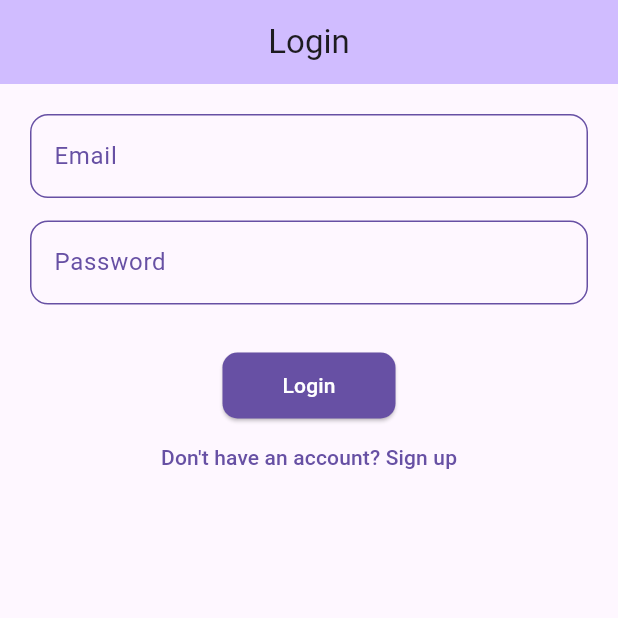
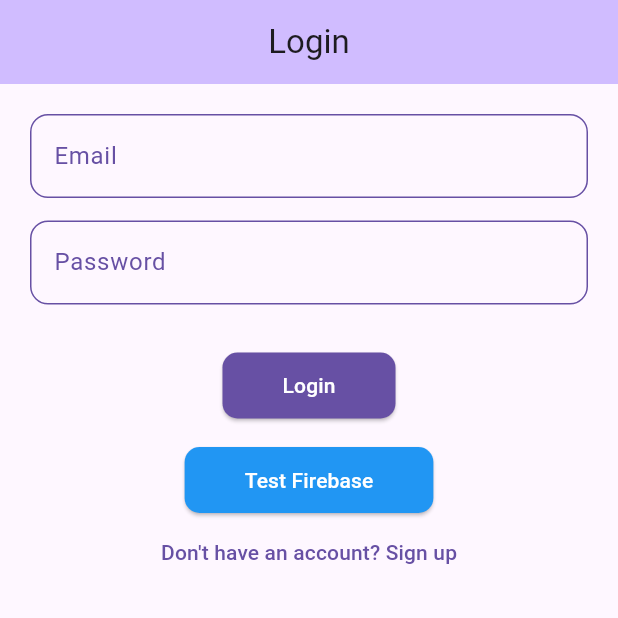
Before and after one commit to Romaisa-Munir/inkflow_mad_sem_project, a Flutter app: the screen it shows after launch, on a phone screen of 412 x 824 dp, the top half of it. Run offline on Flutter 3.47's test engine with Material 3 defaults, Android fonts, the phone set to English and light mode, and no system bars; our stand-ins replace firebase_core, firebase_database, google_fonts, image_picker; missing offline and left inert: standard_searchbar; accounts and stored records are empty.

Commit message:
added a test button on login page temporarily to test firebase connection

```diff
--- a/lib/main.dart
+++ b/lib/main.dart
@@ -1,18 +1,33 @@
+import 'package:firebase_core/firebase_core.dart';
 import 'package:flutter/material.dart';
 import 'package:inkflow_mad_sem_project/pages/authors/authors_page.dart';
 import 'package:inkflow_mad_sem_project/pages/books/book_detail.dart';
 import 'package:inkflow_mad_sem_project/pages/books/books_page.dart';
 import 'package:inkflow_mad_sem_project/pages/home/home_screen.dart';
 import 'package:inkflow_mad_sem_project/pages/library/library_page.dart';
+import 'firebase_options.dart';
 import 'pages/login_signup/login_screen.dart';
 import 'pages/login_signup/signup_screen.dart';
+
 
 //https://pub.dev/packages/standard_searchbar
 //https://pub.dev/packages/google_fonts
 import 'package:standard_searchbar/old/standard_searchbar.dart';
 import 'package:google_fonts/google_fonts.dart';
 
-void main() {
+void main() async {
+  WidgetsFlutterBinding.ensureInitialized();
+
+  // Uncomment this now that firebase_options.dart exists
+  try {
+    await Firebase.initializeApp(
+      options: DefaultFirebaseOptions.currentPlatform,
+    );
+    print("Firebase initialized successfully!");
+  } catch (e) {
+    print("Firebase initialization failed: $e");
+  }
+
   runApp(MyApp());
 }
 class MyApp extends StatelessWidget {
--- a/lib/pages/login_signup/login_screen.dart
+++ b/lib/pages/login_signup/login_screen.dart
@@ -1,8 +1,42 @@
 import 'package:flutter/material.dart';
+import 'package:firebase_database/firebase_database.dart';
 
 class LoginScreen extends StatelessWidget {
   final TextEditingController emailController = TextEditingController();
   final TextEditingController passwordController = TextEditingController();
+
+  // Firebase test function
+  void _testFirebase(BuildContext context) async {
+    try {
+      DatabaseReference ref = FirebaseDatabase.instance.ref().child('test');
+      DataSnapshot snapshot = await ref.get();
+
+      if (snapshot.exists) {
+        ScaffoldMessenger.of(context).showSnackBar(
+            SnackBar(
+              content: Text("✅ Firebase connected! Data: ${snapshot.value}"),
+              backgroundColor: Colors.green,
+            )
+        );
+        print("Firebase test successful: ${snapshot.value}");
+      } else {
+        ScaffoldMessenger.of(context).showSnackBar(
+            SnackBar(
+              content: Text("⚠️ Firebase connected but no data found"),
+              backgroundColor: Colors.orange,
+            )
+        );
+      }
+    } catch (e) {
+      ScaffoldMessenger.of(context).showSnackBar(
+          SnackBar(
+            content: Text("❌ Firebase error: $e"),
+            backgroundColor: Colors.red,
+          )
+      );
+      print("Firebase error: $e");
+    }
+  }
 
   @override
   Widget build(BuildContext context) {
@@ -62,6 +96,20 @@ class LoginScreen extends StatelessWidget {
               ),
               child: Text("Login"),
             ),
+            SizedBox(height: 15),
+            // Add Firebase test button
+            ElevatedButton(
+              onPressed: () => _testFirebase(context),
+              style: ElevatedButton.styleFrom(
+                backgroundColor: Colors.blue,
+                foregroundColor: Colors.white,
+                padding: EdgeInsets.symmetric(horizontal: 40, vertical: 12),
+                shape: RoundedRectangleBorder(
+                  borderRadius: BorderRadius.circular(10),
+                ),
+              ),
+              child: Text("Test Firebase"),
+            ),
             TextButton(
               onPressed: () {
                 Navigator.pushNamed(context, '/signup'); // Use named route
--- a/pubspec.yaml
+++ b/pubspec.yaml
@@ -33,6 +33,8 @@ dependencies:
   google_fonts: ^6.1.0
   flutter:
     sdk: flutter
+  firebase_core: ^2.24.2
+  firebase_database: ^10.4.0
 
 
   # The following adds the Cupertino Icons font to your application.
```
Also changed, not shown: lib/firebase_options.dart (added), pubspec.lock, 7 other files.
